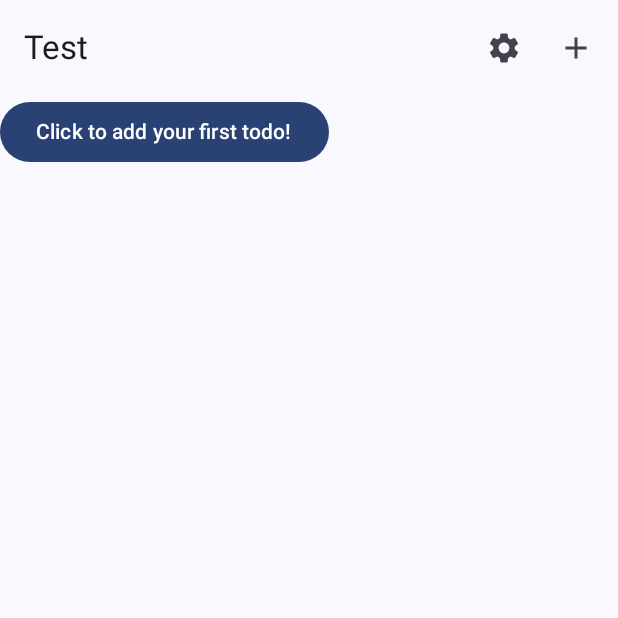
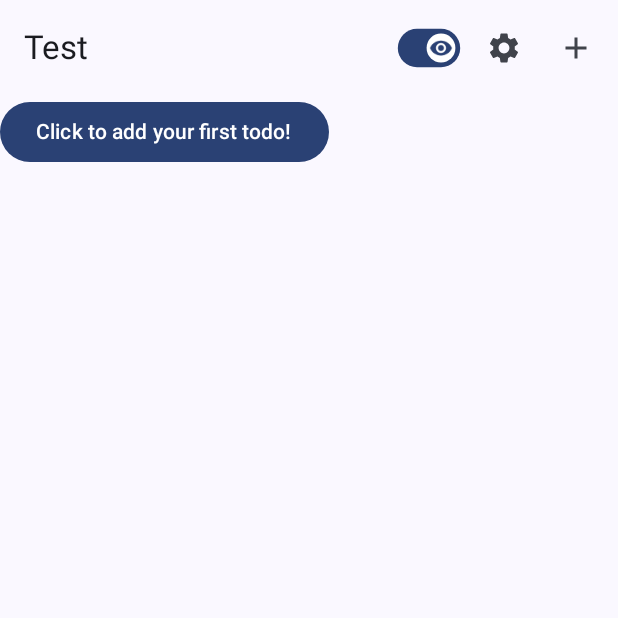
Before and after one commit to Cromana22/mod005452-p110136416-ele010, an Android app built with Jetpack Compose: the TodoList screen opened through its navigation route, on a phone screen of 412 x 824 dp, the top half of it. Run offline under Robolectric (Android 15) with nearby library versions, the phone set to English and light mode, and no system bars; our stand-ins replace Room's generated code, livedata-compose.

```diff
--- a/Flexitodo/app/src/main/java/com/example/flexitodo/navigation/NavGraph.kt
+++ b/Flexitodo/app/src/main/java/com/example/flexitodo/navigation/NavGraph.kt
@@ -11,13 +11,14 @@ import androidx.navigation.compose.composable
 import androidx.navigation.navArgument
 import com.example.flexitodo.screens.*
 
+@OptIn(ExperimentalMaterial3Api::class)
 @Composable
 fun NavGraph (navController: NavHostController){
     NavHost(
         navController = navController,
         startDestination = "Todo_List")
     {
-        composable(route = "Todo_List"){ TodoList(navController, viewModel()) }
+        composable(route = "Todo_List"){ TodoList(navController, viewModel(), viewModel()) }
         composable(
             route = "Add_Todo?todoId={todoId}",
             arguments = listOf(navArgument("todoId") {
--- /dev/null
+++ b/Flexitodo/app/src/main/java/com/example/flexitodo/screens/TodoViewModel.kt
@@ -0,0 +1,10 @@
+package com.example.flexitodo.screens
+
+import android.app.Application
+import androidx.lifecycle.AndroidViewModel
+import androidx.lifecycle.MutableLiveData
+
+
+class TodoViewModel(application: Application) : AndroidViewModel(application) {
+    val toggleComplete: MutableLiveData<Boolean> = MutableLiveData(true)
+}
--- a/Flexitodo/app/src/main/java/com/example/flexitodo/screens/Todo_List.kt
+++ b/Flexitodo/app/src/main/java/com/example/flexitodo/screens/Todo_List.kt
@@ -11,28 +11,35 @@ import androidx.compose.material3.*
 import androidx.compose.runtime.Composable
 import androidx.compose.runtime.State
 import androidx.compose.runtime.livedata.observeAsState
+import androidx.compose.ui.Alignment
 import androidx.compose.ui.Modifier
+import androidx.compose.ui.draw.scale
+import androidx.compose.ui.res.painterResource
+import androidx.compose.ui.unit.dp
 import androidx.navigation.NavController
 import com.example.flexitodo.*
+import com.example.flexitodo.R
 import com.example.flexitodo.components.CollapsibleList
 import com.example.flexitodo.database.TodoItem
 import com.example.flexitodo.database.TodoList
 
 @ExperimentalMaterial3Api
 @Composable
-fun TodoList(navController: NavController, viewModel: DatabaseViewModel) {
+fun TodoList(navController: NavController, viewModel: DatabaseViewModel, todoViewModel: TodoViewModel) {
+
     Scaffold(
-        topBar = { TopAppBarTodoList(navController, viewModel) },
+        topBar = { TopAppBarTodoList(navController, viewModel, todoViewModel) },
         content = { paddingValues ->
-            ContentTodoList(viewModel, paddingValues, navController)
+            ContentTodoList(viewModel, paddingValues, navController, todoViewModel)
         }
     )
 }
 
 @ExperimentalMaterial3Api
 @Composable
-fun TopAppBarTodoList(navController: NavController, viewModel: DatabaseViewModel) {
+fun TopAppBarTodoList(navController: NavController, viewModel: DatabaseViewModel, todoViewModel: TodoViewModel) {
     val todoListsState: State<List<TodoList>> = viewModel.allTodoLists().observeAsState(initial = emptyList())
+    val toggleComplete: State<Boolean> = todoViewModel.toggleComplete.observeAsState(initial = true)
 
     TopAppBar(
         title = {
@@ -40,6 +47,29 @@ fun TopAppBarTodoList(navController: NavController, viewModel: DatabaseViewModel
             else { Text(todoListsState.value[0].listName) }
         },
         actions = {
+            Switch(
+                checked = toggleComplete.value,
+                onCheckedChange = {
+                    todoViewModel.toggleComplete.value = !todoViewModel.toggleComplete.value!!
+                },
+                thumbContent = {
+                    if (toggleComplete.value) {
+                        Icon(
+                            painter = painterResource(id = R.drawable.baseline_visibility_24),
+                            contentDescription = null,
+                            tint = MaterialTheme.colorScheme.primary,
+                            modifier = Modifier.padding(2.dp)
+                        )
+                    } else {
+                        Icon(
+                            painter = painterResource(id = R.drawable.baseline_visibility_off_24),
+                            contentDescription = null,
+                            modifier = Modifier.padding(2.dp)
+                        )
+                    }
+                },
+                modifier = Modifier.scale(0.8f)
+            )
             IconButton(onClick = { navController.navigate("Settings") }) {
                 Icon(Icons.Filled.Settings, null)
             }
@@ -52,9 +82,10 @@ fun TopAppBarTodoList(navController: NavController, viewModel: DatabaseViewModel
 
 @ExperimentalMaterial3Api
 @Composable
-fun ContentTodoList(viewModel: DatabaseViewModel, paddingValues: PaddingValues, navController: NavController) {
+fun ContentTodoList(viewModel: DatabaseViewModel, paddingValues: PaddingValues, navController: NavController, todoViewModel: TodoViewModel) {
     val folders: State<List<String>> = viewModel.getTodoFolders(1L).observeAsState(initial = emptyList())
     val folderOrder = listOf("Today",  "Tomorrow", "This Week", "This Month", "Sometime")
+    val toggleComplete: State<Boolean> = todoViewModel.toggleComplete.observeAsState(initial = true)
 
     LazyColumn(modifier = Modifier
         .padding(paddingValues)
@@ -77,7 +108,7 @@ fun ContentTodoList(viewModel: DatabaseViewModel, paddingValues: PaddingValues,
                             val items: State<List<TodoItem>> = viewModel.getTodoItems(key = 1L, folder = folder)
                                 .observeAsState(initial = emptyList())
 
-                            Row { CollapsibleList(folder, items.value, true, navController, viewModel) }
+                            Row { CollapsibleList(folder, items.value, true, navController, viewModel, toggleComplete.value) }
                         }
                     }
                 }
--- /dev/null
+++ b/Flexitodo/app/src/main/res/drawable/baseline_visibility_24.xml
@@ -0,0 +1,5 @@
+<vector android:height="24dp" android:tint="#000000"
+    android:viewportHeight="24" android:viewportWidth="24"
+    android:width="24dp" xmlns:android="http://schemas.android.com/apk/res/android">
+    <path android:fillColor="@android:color/white" android:pathData="M12,4.5C7,4.5 2.73,7.61 1,12c1.73,4.39 6,7.5 11,7.5s9.27,-3.11 11,-7.5c-1.73,-4.39 -6,-7.5 -11,-7.5zM12,17c-2.76,0 -5,-2.24 -5,-5s2.24,-5 5,-5 5,2.24 5,5 -2.24,5 -5,5zM12,9c-1.66,0 -3,1.34 -3,3s1.34,3 3,3 3,-1.34 3,-3 -1.34,-3 -3,-3z"/>
+</vector>
--- /dev/null
+++ b/Flexitodo/app/src/main/res/drawable/baseline_visibility_off_24.xml
@@ -0,0 +1,5 @@
+<vector android:height="24dp" android:tint="#000000"
+    android:viewportHeight="24" android:viewportWidth="24"
+    android:width="24dp" xmlns:android="http://schemas.android.com/apk/res/android">
+    <path android:fillColor="@android:color/white" android:pathData="M12,7c2.76,0 5,2.24 5,5 0,0.65 -0.13,1.26 -0.36,1.83l2.92,2.92c1.51,-1.26 2.7,-2.89 3.43,-4.75 -1.73,-4.39 -6,-7.5 -11,-7.5 -1.4,0 -2.74,0.25 -3.98,0.7l2.16,2.16C10.74,7.13 11.35,7 12,7zM2,4.27l2.28,2.28 0.46,0.46C3.08,8.3 1.78,10.02 1,12c1.73,4.39 6,7.5 11,7.5 1.55,0 3.03,-0.3 4.38,-0.84l0.42,0.42L19.73,22 21,20.73 3.27,3 2,4.27zM7.53,9.8l1.55,1.55c-0.05,0.21 -0.08,0.43 -0.08,0.65 0,1.66 1.34,3 3,3 0.22,0 0.44,-0.03 0.65,-0.08l1.55,1.55c-0.67,0.33 -1.41,0.53 -2.2,0.53 -2.76,0 -5,-2.24 -5,-5 0,-0.79 0.2,-1.53 0.53,-2.2zM11.84,9.02l3.15,3.15 0.02,-0.16c0,-1.66 -1.34,-3 -3,-3l-0.17,0.01z"/>
+</vector>
```
Also changed, not shown: Flexitodo/app/src/main/java/com/example/flexitodo/components/CollapsibleList.kt (+24 -9 lines).
